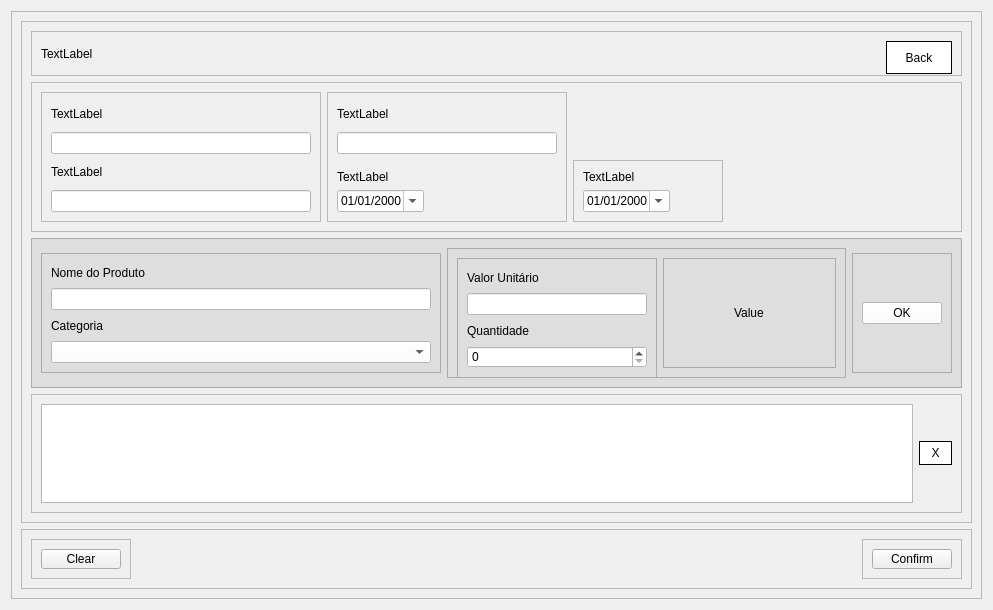
eduardogm22/controle_patrimonio, file PATP/asset_ctrl/templates/interfaces/bag_item_cad.ui: the form before one commit.
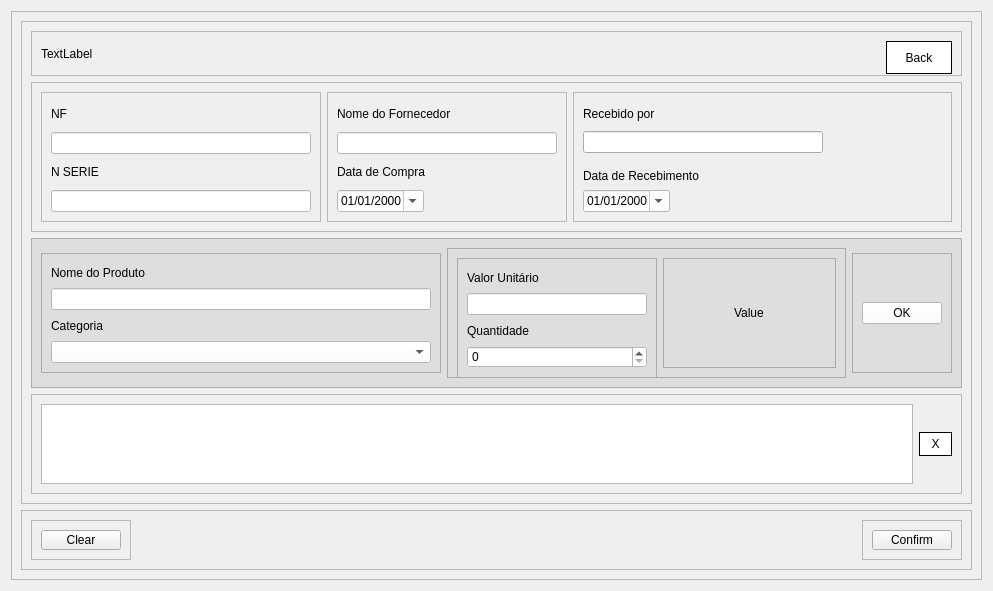
The form after the commit.

Patch:
```diff
--- a/PATP/asset_ctrl/templates/interfaces/bag_item_cad.ui
+++ b/PATP/asset_ctrl/templates/interfaces/bag_item_cad.ui
@@ -7,7 +7,7 @@
     <x>0</x>
     <y>0</y>
     <width>993</width>
-    <height>610</height>
+    <height>587</height>
    </rect>
   </property>
   <property name="windowTitle">
@@ -131,7 +131,7 @@
                <item>
                 <widget class="QLabel" name="label_7">
                  <property name="text">
-                  <string>TextLabel</string>
+                  <string>NF</string>
                  </property>
                 </widget>
                </item>
@@ -145,7 +145,7 @@
                <item>
                 <widget class="QLabel" name="label_6">
                  <property name="text">
-                  <string>TextLabel</string>
+                  <string>N SERIE</string>
                  </property>
                 </widget>
                </item>
@@ -183,7 +183,7 @@
                <item>
                 <widget class="QLabel" name="label_5">
                  <property name="text">
-                  <string>TextLabel</string>
+                  <string>Nome do Fornecedor</string>
                  </property>
                 </widget>
                </item>
@@ -194,10 +194,10 @@
                  </property>
                 </widget>
                </item>
-               <item alignment="Qt::AlignBottom">
+               <item alignment="Qt::AlignLeft">
                 <widget class="QLabel" name="label_4">
                  <property name="text">
-                  <string>TextLabel</string>
+                  <string>Data de Compra</string>
                  </property>
                 </widget>
                </item>
@@ -220,7 +220,7 @@
               </layout>
              </widget>
             </item>
-            <item alignment="Qt::AlignLeft|Qt::AlignBottom">
+            <item>
              <widget class="QFrame" name="frame_13">
               <property name="minimumSize">
                <size>
@@ -238,7 +238,30 @@
                <item>
                 <widget class="QLabel" name="label_3">
                  <property name="text">
-                  <string>TextLabel</string>
+                  <string>Recebido por</string>
+                 </property>
+                </widget>
+               </item>
+               <item>
+                <widget class="QLineEdit" name="lineEdit">
+                 <property name="minimumSize">
+                  <size>
+                   <width>240</width>
+                   <height>0</height>
+                  </size>
+                 </property>
+                 <property name="maximumSize">
+                  <size>
+                   <width>240</width>
+                   <height>16777215</height>
+                  </size>
+                 </property>
+                </widget>
+               </item>
+               <item alignment="Qt::AlignBottom">
+                <widget class="QLabel" name="label_12">
+                 <property name="text">
+                  <string>Data de Recebimento</string>
                  </property>
                 </widget>
                </item>
```
